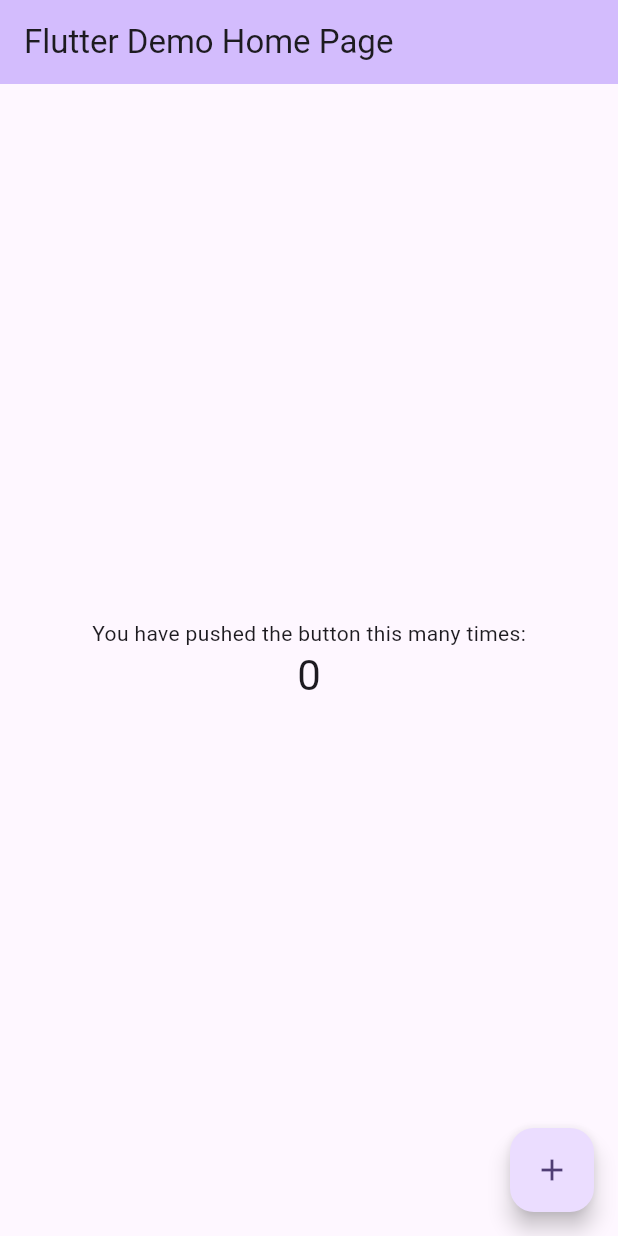
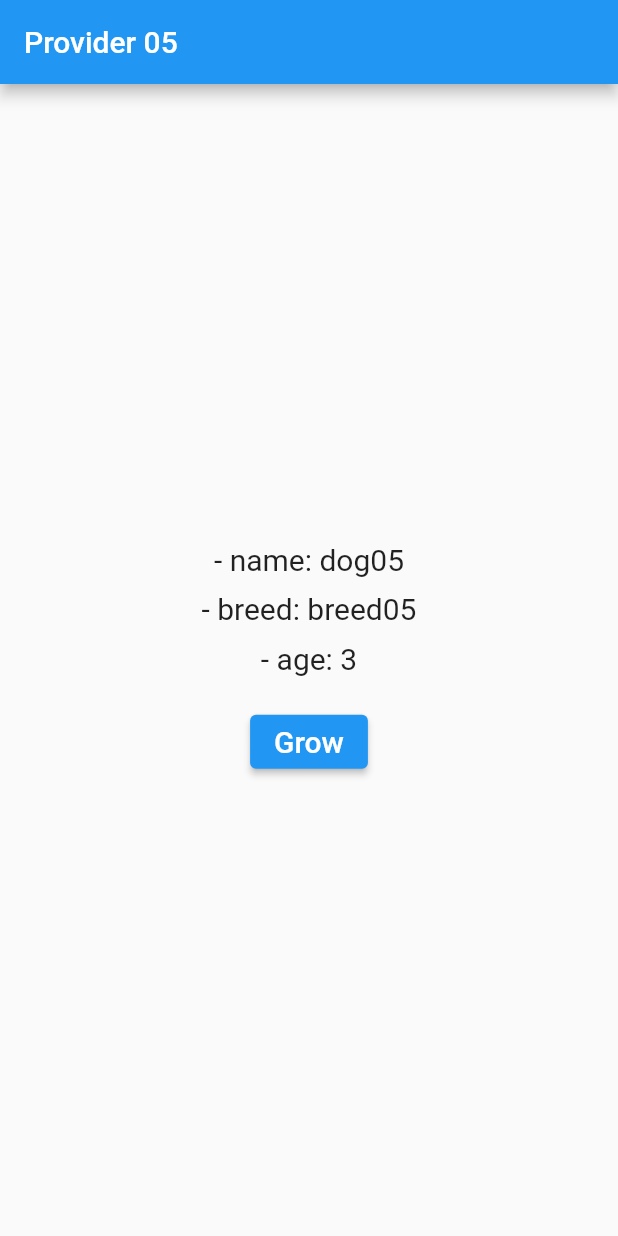
Before and after one commit to kimgeuntae/flutter_provider_essential, a Flutter app: the screen it shows after launch, on a phone screen of 412 x 824 dp. Run offline on Flutter 3.47's test engine with Material 2 defaults, Android fonts, the phone set to English and light mode, and no system bars.

Commit message:
Add: default set

```diff
--- a/s1_6_future_provider/lib/main.dart
+++ b/s1_6_future_provider/lib/main.dart
@@ -1,125 +1,107 @@
 import 'package:flutter/material.dart';
+import 'package:provider/provider.dart';
+import 'models/dog.dart';
 
 void main() {
   runApp(const MyApp());
 }
 
 class MyApp extends StatelessWidget {
-  const MyApp({super.key});
+  const MyApp({Key? key}) : super(key: key);
 
-  // This widget is the root of your application.
   @override
   Widget build(BuildContext context) {
-    return MaterialApp(
-      title: 'Flutter Demo',
-      theme: ThemeData(
-        // This is the theme of your application.
-        //
-        // TRY THIS: Try running your application with "flutter run". You'll see
-        // the application has a blue toolbar. Then, without quitting the app,
-        // try changing the seedColor in the colorScheme below to Colors.green
-        // and then invoke "hot reload" (save your changes or press the "hot
-        // reload" button in a Flutter-supported IDE, or press "r" if you used
-        // the command line to start the app).
-        //
-        // Notice that the counter didn't reset back to zero; the application
-        // state is not lost during the reload. To reset the state, use hot
-        // restart instead.
-        //
-        // This works for code too, not just values: Most code changes can be
-        // tested with just a hot reload.
-        colorScheme: ColorScheme.fromSeed(seedColor: Colors.deepPurple),
-        useMaterial3: true,
+    return ChangeNotifierProvider(
+      create: (context) => Dog(name: 'dog05', breed: 'breed05', age: 3),
+      child: MaterialApp(
+        title: 'Provider 05',
+        debugShowCheckedModeBanner: false,
+        theme: ThemeData(
+          primarySwatch: Colors.blue,
+        ),
+        home: const MyHomePage(),
       ),
-      home: const MyHomePage(title: 'Flutter Demo Home Page'),
     );
   }
 }
 
 class MyHomePage extends StatefulWidget {
-  const MyHomePage({super.key, required this.title});
-
-  // This widget is the home page of your application. It is stateful, meaning
-  // that it has a State object (defined below) that contains fields that affect
-  // how it looks.
-
-  // This class is the configuration for the state. It holds the values (in this
-  // case the title) provided by the parent (in this case the App widget) and
-  // used by the build method of the State. Fields in a Widget subclass are
-  // always marked "final".
-
-  final String title;
+  const MyHomePage({Key? key}) : super(key: key);
 
   @override
   State<MyHomePage> createState() => _MyHomePageState();
 }
 
 class _MyHomePageState extends State<MyHomePage> {
-  int _counter = 0;
+  @override
+  Widget build(BuildContext context) {
+    return Scaffold(
+      appBar: AppBar(
+        title: Text('Provider 05'),
+      ),
+      body: Center(
+        child: Column(
+          mainAxisAlignment: MainAxisAlignment.center,
+          mainAxisSize: MainAxisSize.min,
+          children: [
+            Text(
+              // '- name: ${Provider.of<Dog>(context, listen: false).name}',
+              '- name: ${context.watch<Dog>().name}', // select 써도 괜찮
+              // watch: listen object의 변화를 감지하여 리빌드
+              style: TextStyle(fontSize: 20.0),
+            ),
+            SizedBox(height: 10.0),
+            BreedAndAge(),
+          ],
+        ),
+      ),
+    );
+  }
+}
 
-  void _incrementCounter() {
-    setState(() {
-      // This call to setState tells the Flutter framework that something has
-      // changed in this State, which causes it to rerun the build method below
-      // so that the display can reflect the updated values. If we changed
-      // _counter without calling setState(), then the build method would not be
-      // called again, and so nothing would appear to happen.
-      _counter++;
-    });
-  }
+class BreedAndAge extends StatelessWidget {
+  const BreedAndAge({Key? key}) : super(key: key);
 
   @override
   Widget build(BuildContext context) {
-    // This method is rerun every time setState is called, for instance as done
-    // by the _incrementCounter method above.
-    //
-    // The Flutter framework has been optimized to make rerunning build methods
-    // fast, so that you can just rebuild anything that needs updating rather
-    // than having to individually change instances of widgets.
-    return Scaffold(
-      appBar: AppBar(
-        // TRY THIS: Try changing the color here to a specific color (to
-        // Colors.amber, perhaps?) and trigger a hot reload to see the AppBar
-        // change color while the other colors stay the same.
-        backgroundColor: Theme.of(context).colorScheme.inversePrimary,
-        // Here we take the value from the MyHomePage object that was created by
-        // the App.build method, and use it to set our appbar title.
-        title: Text(widget.title),
-      ),
-      body: Center(
-        // Center is a layout widget. It takes a single child and positions it
-        // in the middle of the parent.
-        child: Column(
-          // Column is also a layout widget. It takes a list of children and
-          // arranges them vertically. By default, it sizes itself to fit its
-          // children horizontally, and tries to be as tall as its parent.
-          //
-          // Column has various properties to control how it sizes itself and
-          // how it positions its children. Here we use mainAxisAlignment to
-          // center the children vertically; the main axis here is the vertical
-          // axis because Columns are vertical (the cross axis would be
-          // horizontal).
-          //
-          // TRY THIS: Invoke "debug painting" (choose the "Toggle Debug Paint"
-          // action in the IDE, or press "p" in the console), to see the
-          // wireframe for each widget.
-          mainAxisAlignment: MainAxisAlignment.center,
-          children: <Widget>[
-            const Text(
-              'You have pushed the button this many times:',
-            ),
-            Text(
-              '$_counter',
-              style: Theme.of(context).textTheme.headlineMedium,
-            ),
-          ],
+    return Column(
+      children: [
+        Text(
+          // '- breed: ${Provider.of<Dog>(context, listen: false).breed}',
+          '- breed: ${context.select<Dog, String>((Dog dog) => dog.breed)}',
+          // select: listen 하고 싶은 프로퍼티(breed)의 변화만 감지하여 리빌드
+          style: TextStyle(fontSize: 20.0),
         ),
-      ),
-      floatingActionButton: FloatingActionButton(
-        onPressed: _incrementCounter,
-        tooltip: 'Increment',
-        child: const Icon(Icons.add),
-      ), // This trailing comma makes auto-formatting nicer for build methods.
+        SizedBox(height: 10.0),
+        Age(),
+      ],
     );
   }
 }
+
+class Age extends StatelessWidget {
+  const Age({Key? key}) : super(key: key);
+
+  @override
+  Widget build(BuildContext context) {
+    return Column(
+      children: [
+        Text(
+          // '- age: ${Provider.of<Dog>(context).age}',
+          '- age: ${context.select<Dog, int>((Dog dog) => dog.age)}',
+          // select: listen 하고 싶은 프로퍼티(age)의 변화만 감지하여 리빌드
+          style: TextStyle(fontSize: 20.0),
+        ),
+        SizedBox(height: 20.0),
+        ElevatedButton(
+          onPressed: () => context.read<Dog>().grow(),
+          // 버튼은 리빌드 될 필요가 없기때문에 listen false를 강제하기 때문에 read 를 써서 listen false 해줘야함
+          child: Text(
+            'Grow',
+            style: TextStyle(fontSize: 20.0),
+          ),
+        ),
+      ],
+    );
+  }
+}
--- /dev/null
+++ b/s1_6_future_provider/lib/models/dog.dart
@@ -0,0 +1,19 @@
+import 'package:flutter/material.dart';
+
+class Dog with ChangeNotifier {
+  final String name;
+  final String breed;
+  int age;
+
+  Dog({
+    required this.name,
+    required this.breed,
+    this.age = 1,
+  });
+
+  void grow() {
+    age++;
+    // 상태 변화 감지
+    notifyListeners();
+  }
+}
--- a/s1_6_future_provider/pubspec.yaml
+++ b/s1_6_future_provider/pubspec.yaml
@@ -35,6 +35,7 @@ dependencies:
   # The following adds the Cupertino Icons font to your application.
   # Use with the CupertinoIcons class for iOS style icons.
   cupertino_icons: ^1.0.2
+  provider: ^6.0.5
 
 dev_dependencies:
   flutter_test:
```
Also changed, not shown: s1_6_future_provider/pubspec.lock.
